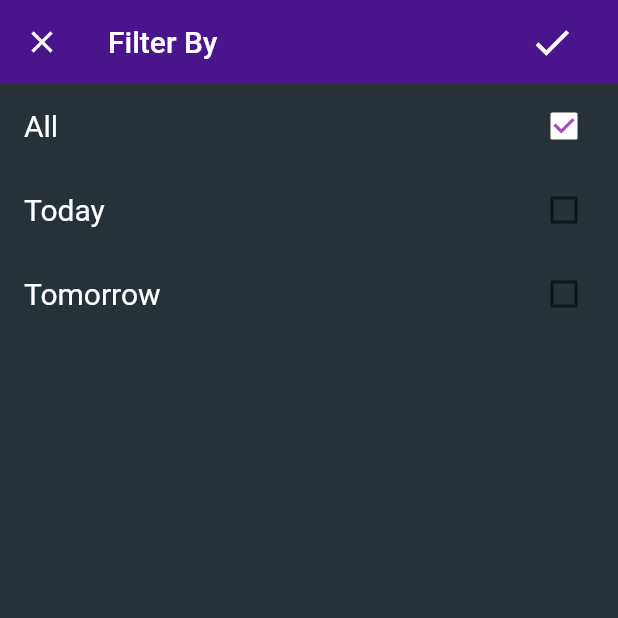
After one commit to Jashan01/Gym_App, a Flutter app: the HomeScreen screen opened directly, after a tap on the "filter list" icon, on a phone screen of 412 x 824 dp, the top half of it. The commit adds this screen. Run offline on Flutter 3.47's test engine with Material 2 defaults, Android fonts, the phone set to English and light mode, and no system bars; our stand-ins replace connectivity, intl_phone_number_input, numberpicker, permission_handler, rxdart, sms_autofill; missing offline and left inert: custom_navigator; accounts and stored records are empty; Roboto replaces fonts that are missing (SegoeRegular).

Commit message:
Gym owner home screen flow

```diff
--- a/lib/models/slot_model.dart
+++ b/lib/models/slot_model.dart
@@ -1,10 +1,11 @@
 import 'package:flutter/material.dart';
 
 class SlotModel{
-  SlotModel({@required this.startTime, @required this.endTime, @required this.maxCustomersAllowed});
+  SlotModel({this.bookingsDone,@required this.startTime, @required this.endTime, @required this.maxCustomersAllowed});
   final startTime;
   final endTime;
   final int maxCustomersAllowed;
+  final int bookingsDone;
 
   static Map<String, dynamic> getSlot(SlotModel slot){
     return
@@ -12,6 +13,7 @@ class SlotModel{
           'startTime' : slot.startTime,
           'endTime' : slot.endTime,
           'maxCustomersAllowed' : slot.maxCustomersAllowed,
+          'bookingsDone' : slot.bookingsDone,
         };
   }
 
--- /dev/null
+++ b/lib/screens/filter_screen.dart
@@ -0,0 +1,100 @@
+import 'package:flutter/material.dart';
+import 'package:gym/utils/constants.dart';
+
+class FilterScreen extends StatefulWidget {
+  static void show(BuildContext context) {
+    Navigator.of(context).push(MaterialPageRoute(
+      fullscreenDialog: true,
+      builder: (context) => FilterScreen(),
+    ));
+  }
+
+  @override
+  _FilterScreenState createState() => _FilterScreenState();
+}
+
+class _FilterScreenState extends State<FilterScreen> {
+  bool _all =true;
+  bool _today = false;
+  bool _tomorrow = false;
+  @override
+  Widget build(BuildContext context) {
+    return Scaffold(
+      backgroundColor: Colors.blueGrey[900],
+      appBar: AppBar(
+        iconTheme: IconThemeData(color: Colors.white),
+        elevation: 0,
+        title: Text(
+          'Filter By',
+          style: TextStyle(
+            fontSize: 20,
+            color: Colors.white,
+          ),
+        ),
+        actions: [
+          FlatButton(
+            child: Icon(
+              Icons.done,
+              color: Colors.white,
+              size: 30,
+            ),
+            onPressed: () {},
+          )
+        ],
+      ),
+      body: Column(
+        children: [
+          CheckboxListTile(
+            title: Text('All',
+            style: TextStyle(
+              color: Colors.white,
+              fontSize: 20,
+            ),),
+            value: _all || !(_today || _tomorrow),
+            onChanged: (bool value) {
+              setState(() {
+                _all= value ? true: false;
+                _today=false;
+                _tomorrow=false;
+              });
+            },
+            checkColor: Color(Constants.BASE_LIGHT_COLOR),
+            activeColor: Colors.white,
+          ),
+          CheckboxListTile(
+            title: Text('Today',
+              style: TextStyle(
+                color: Colors.white,
+                fontSize: 20,
+              ),),
+            value: _today,
+            onChanged: (bool value) {
+              setState(() {
+                _today= value ? true: false;
+                _all=false;
+              });
+            },
+            checkColor: Color(Constants.BASE_LIGHT_COLOR),
+            activeColor: Colors.white,
+          ),
+          CheckboxListTile(
+            title: Text('Tomorrow',
+              style: TextStyle(
+                color: Colors.white,
+                fontSize: 20,
+              ),),
+            value: _tomorrow,
+            onChanged: (bool value) {
+              setState(() {
+                _tomorrow= value ? true: false;
+                _all=false;
+              });
+            },
+            checkColor: Color(Constants.BASE_LIGHT_COLOR),
+            activeColor: Colors.white,
+          ),
+        ],
+      ),
+    );
+  }
+}
--- /dev/null
+++ b/lib/screens/home_screen.dart
@@ -0,0 +1,166 @@
+import 'package:flutter/material.dart';
+import 'package:gym/models/slot_model.dart';
+import 'package:gym/screens/all_bookings_screen.dart';
+import 'package:gym/screens/filter_screen.dart';
+import 'package:gym/utils/constants.dart';
+import 'package:gym/widgets/empty_content.dart';
+import 'package:gym/widgets/list_card.dart';
+
+class HomeScreen extends StatefulWidget {
+  @override
+  _HomeScreenState createState() => _HomeScreenState();
+}
+
+class _HomeScreenState extends State<HomeScreen> {
+  @override
+  Widget build(BuildContext context) {
+    return Scaffold(
+      backgroundColor: Colors.blueGrey[900],
+      appBar: AppBar(
+        bottom: PreferredSize(
+          preferredSize: Size(MediaQuery.of(context).size.width, 40),
+          child: Padding(
+            padding: const EdgeInsets.fromLTRB(15, 5, 0, 10),
+            child: Row(
+              mainAxisAlignment: MainAxisAlignment.start,
+              children: [
+                Text(
+                  'Home',
+                  style: TextStyle(
+                    fontSize: 30,
+                    fontWeight: FontWeight.bold,
+                    color: Colors.white,
+                  ),
+                ),
+              ],
+            ),
+          ),
+        ),
+        elevation: 0,
+        actions: [
+          FlatButton(
+            child: Icon(
+              Icons.filter_list,
+              color: Colors.white,
+              size: 30,
+            ),
+            onPressed: () => FilterScreen.show(context),
+          ),
+        ],
+      ),
+      body: Column(
+        mainAxisAlignment: MainAxisAlignment.spaceBetween,
+        mainAxisSize: MainAxisSize.max,
+        children: [
+          Expanded(
+            flex: 1,
+            child: GestureDetector(
+              onTap: () => AllBookingsScreen.show(context, slotsStream: slotsStream()),
+              child: Container(
+                color: Colors.black54,
+                child: Row(
+                  mainAxisAlignment: MainAxisAlignment.end,
+                  children: [
+                    Padding(
+                      padding: const EdgeInsets.all(8.0),
+                      child: Text('See All',
+                      style: TextStyle(
+                        color: Color(Constants.BASE_LIGHT_COLOR),
+                        fontSize: 15,
+                      ),),
+                    ),
+                  ],
+                ),
+              ),
+            ),
+          ),
+          Expanded(
+            flex: 9,
+            child: Container(
+                child: _buildContent(context)),
+          ),
+        ],
+      ),
+    );
+  }
+
+  Widget _buildContent(BuildContext context) {
+    return StreamBuilder<List<SlotModel>>(
+      stream: slotsStream(),
+      builder: (context, snapshot) {
+        if (snapshot.hasData) {
+          final slots = snapshot.data;
+          if (slots.isNotEmpty) {
+            final children = slots
+                .map(
+                  (slot) => ListCard(
+                    slot: slot,
+                    context: context,
+                  ),
+                )
+                .toList();
+            return ListView(
+              itemExtent: 250,
+              children: children,
+            );
+          } else {
+            return EmptyContent();
+          }
+        } else if (snapshot.hasError) {
+          return Center(child: Text('some error occured'));
+        } else {
+          return Center(
+            child: CircularProgressIndicator(),
+          );
+        }
+      },
+    );
+  }
+
+  Stream<List<SlotModel>> slotsStream() {
+    return Stream.value([
+      SlotModel(
+        startTime: '2:00 pm',
+        endTime: '3:00 pm',
+        maxCustomersAllowed: 20,
+        bookingsDone: 17,
+      ),
+      SlotModel(
+        startTime: '3:00 pm',
+        endTime: '4:00 pm',
+        maxCustomersAllowed: 15,
+        bookingsDone: 6,
+      ),
+      SlotModel(
+        startTime: '4:00 pm',
+        endTime: '5:00 pm',
+        maxCustomersAllowed: 16,
+        bookingsDone: 4,
+      ),
+      SlotModel(
+        startTime: '5:00 pm',
+        endTime: '6:00 pm',
+        maxCustomersAllowed: 16,
+        bookingsDone: 5,
+      ),
+      SlotModel(
+        startTime: '2:00 pm',
+        endTime: '3:00 pm',
+        maxCustomersAllowed: 20,
+        bookingsDone: 0,
+      ),
+      SlotModel(
+        startTime: '2:00 pm',
+        endTime: '3:00 pm',
+        maxCustomersAllowed: 20,
+        bookingsDone: 10,
+      ),
+      SlotModel(
+        startTime: '2:00 pm',
+        endTime: '3:00 pm',
+        maxCustomersAllowed: 20,
+        bookingsDone: 15,
+      ),
+    ]);
+  }
+}
--- /dev/null
+++ b/lib/widgets/list_card.dart
@@ -0,0 +1,121 @@
+import 'package:flutter/material.dart';
+import 'package:gym/models/slot_model.dart';
+import 'package:gym/screens/bookings_screen.dart';
+import 'package:gym/utils/constants.dart';
+
+class ListCard extends StatelessWidget {
+  ListCard({@required this.slot, this.context});
+
+  final SlotModel slot;
+  final BuildContext context;
+
+
+  @override
+  Widget build(BuildContext context) {
+    return Padding(
+      padding: const EdgeInsets.all(8.0),
+      child: Container(
+        height: 200,
+        decoration: BoxDecoration(
+          gradient: LinearGradient(
+              begin: Alignment.topCenter,
+              end: Alignment.bottomCenter,
+              stops: [
+                0.4,
+                1,
+              ],
+              colors: [
+                Color(0xFF1F1030),
+                Colors.black54
+              ],
+          ),
+          borderRadius: BorderRadius.all(Radius.circular(8)),
+        ),
+        child: _cardContents(context),
+      ),
+    );
+  }
+
+  Widget _cardContents(BuildContext context){
+    int bookingsLeft= (slot.maxCustomersAllowed)-(slot.bookingsDone);
+    return Padding(
+      padding: const EdgeInsets.fromLTRB(12, 15, 12, 8),
+      child: InkWell(
+        onTap: () => BookingsScreen.show(context,slot: slot),
+        child: Container(
+          child: Column(
+            mainAxisAlignment: MainAxisAlignment.start,
+            children: [
+              Row(
+                children: [
+                  Container(
+                    decoration: BoxDecoration(
+                      color: Color(Constants.BASE_LIGHT_COLOR),
+                      borderRadius: BorderRadius.all(Radius.circular(100)),
+                    ),
+                    child: Padding(
+                      padding: const EdgeInsets.fromLTRB(8, 4, 8, 4),
+                      child: Text(
+                        'BOOKINGS LEFT: $bookingsLeft',
+                        style: TextStyle(
+                          color: Colors.white,
+                          fontWeight: FontWeight.bold,
+                          fontSize: 12
+                        ),
+                      ),
+                    ),
+                  )
+                ],
+              ),
+              Container(
+                height: 150,
+                child: Column(
+                  mainAxisAlignment: MainAxisAlignment.center,
+                  children: [
+                    Text(
+                      '${slot.startTime} - ${slot.endTime}',
+                      style: TextStyle(
+                        color: Color(Constants.BASE_COLOR),
+                        fontSize: 30,
+                        fontWeight: FontWeight.bold,
+                      ),
+                    )
+                  ],
+                ),
+              ),
+              Row(
+                mainAxisAlignment: MainAxisAlignment.start,
+                children: [
+                  Container(
+                    child: Column(
+                      crossAxisAlignment: CrossAxisAlignment.start,
+                      mainAxisAlignment: MainAxisAlignment.end,
+                      children: [
+                        Text(
+                          '${slot.startTime} - ${slot.endTime}',
+                          style: TextStyle(
+                            color: Colors.white,
+                            fontSize: 15,
+                            fontWeight: FontWeight.bold,
+                          ),
+                        ),
+                        Text(
+                          'Maximum Customers Allowed: ${slot.maxCustomersAllowed}',
+                          style: TextStyle(
+                            color: Colors.white,
+                            fontSize: 13,
+                            fontWeight: FontWeight.bold,
+                          ),
+                        ),
+                      ],
+                    ),
+                  ),
+                ],
+              ),
+            ],
+          ),
+        ),
+      ),
+    );
+  }
+}
```
Also changed, not shown: lib/screens/all_bookings_screen.dart (added, +51 -0 lines), lib/screens/base_screen.dart (+2 -5 lines), lib/screens/bookings_screen.dart (added, +119 -0 lines), lib/screens/show_booking_screen.dart (added, +106 -0 lines), lib/widgets/all_bookings_list_tile.dart (added, +34 -0 lines), 68 other files.
